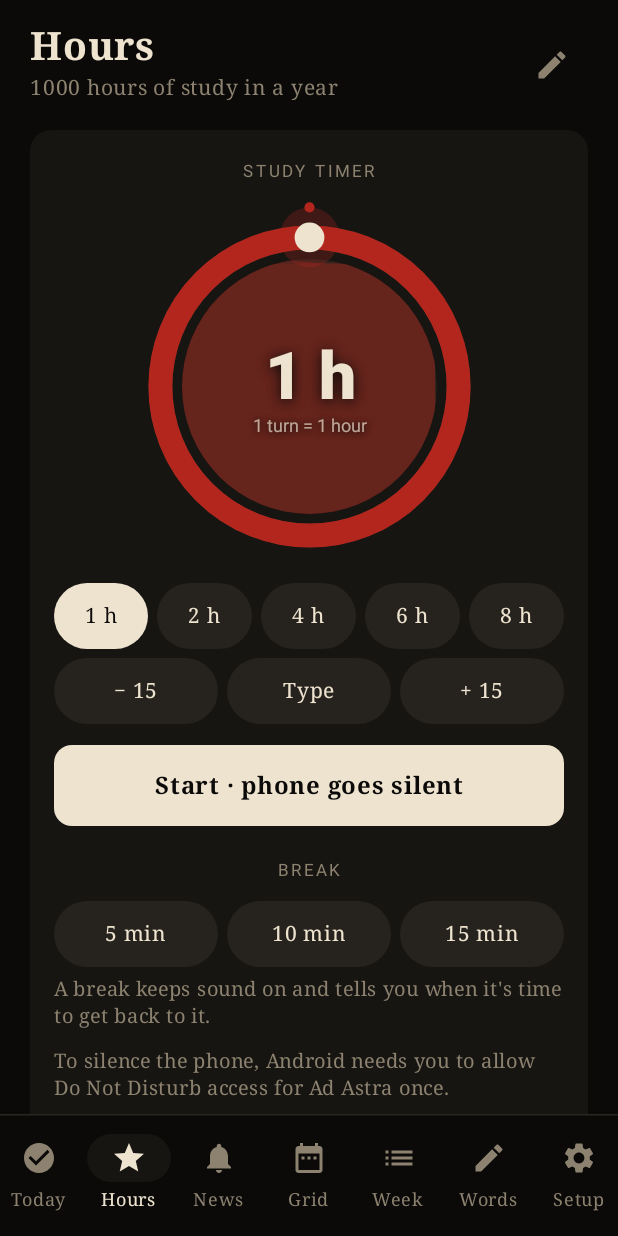
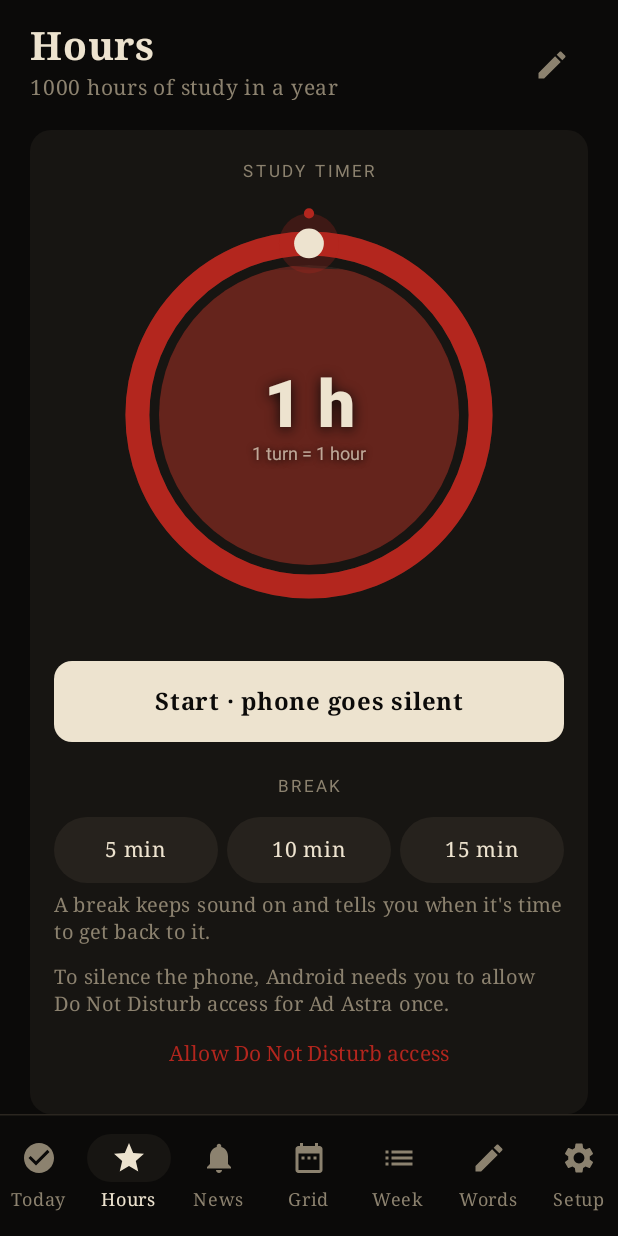
Before and after one commit to lost2003times/ad-astra, an Android app built with Jetpack Compose: the screen it shows after launch (MainActivity), item 2 of the bottom bar chosen, on a phone screen of 412 x 824 dp. Run offline under Robolectric (Android 15) with nearby library versions, the phone set to English and light mode, and no system bars.

Commit message:
Dial only: drop the preset and +/- buttons
The study timer and the Study/Shift hours sheet are set with the dial
alone (one turn = one hour, a dot per full hour), now drawn larger.
Break presets stay.

```diff
--- a/app/src/main/java/com/adastra/app/ui/FocusTimer.kt
+++ b/app/src/main/java/com/adastra/app/ui/FocusTimer.kt
@@ -167,17 +167,8 @@ private fun Running(kind: String, start: Long, end: Long, now: Long, ctx: Contex
 @Composable
 private fun Setup(ctx: Context, dnd: Boolean) {
     var minutes by remember { mutableIntStateOf(60) }
-    var typing by remember { mutableStateOf(false) }
     Label("Study timer")
-    TimeDial(minutes, { minutes = it.coerceAtLeast(5) }, Astra.Signal, Modifier.padding(vertical = 6.dp), caption = "1 turn = 1 hour")
-    Row(Modifier.fillMaxWidth(), horizontalArrangement = Arrangement.spacedBy(6.dp)) {
-        listOf(60, 120, 240, 360, 480).forEach { m -> Pill(fmtLength(m), minutes == m, Astra.Ink, Modifier.weight(1f)) { minutes = m } }
-    }
-    Row(Modifier.fillMaxWidth().padding(top = 6.dp), horizontalArrangement = Arrangement.spacedBy(6.dp)) {
-        Pill("− 15", false, Astra.Ink, Modifier.weight(1f)) { minutes = (minutes - 15).coerceAtLeast(5) }
-        Pill("Type", false, Astra.Ink, Modifier.weight(1f)) { typing = true }
-        Pill("+ 15", false, Astra.Ink, Modifier.weight(1f)) { minutes = (minutes + 15).coerceAtMost(24 * 60) }
-    }
+    TimeDial(minutes, { minutes = it.coerceAtLeast(5) }, Astra.Signal, Modifier.padding(vertical = 10.dp), size = 280.dp, caption = "1 turn = 1 hour")
     Spacer(Modifier.height(14.dp))
     Box(
         Modifier.fillMaxWidth().height(54.dp).clip(RoundedCornerShape(12.dp)).background(Astra.Text)
@@ -199,26 +190,6 @@ private fun Setup(ctx: Context, dnd: Boolean) {
         TextButton(onClick = { ctx.startActivity(Focus.dndSettingsIntent()) }) { Text("Allow Do Not Disturb access", color = Astra.Signal) }
     }
 
-    if (typing) {
-        var h by remember { mutableStateOf((minutes / 60).toString()) }
-        var m by remember { mutableStateOf((minutes % 60).toString()) }
-        val total = (h.toIntOrNull() ?: 0) * 60 + (m.toIntOrNull() ?: 0)
-        AlertDialog(
-            onDismissRequest = { typing = false },
-            title = { Text("How long?") },
-            text = {
-                Row(horizontalArrangement = Arrangement.spacedBy(10.dp)) {
-                    val num = KeyboardOptions(keyboardType = KeyboardType.Number)
-                    OutlinedTextField(h, { h = it.filter(Char::isDigit).take(2) }, Modifier.weight(1f), label = { Text("Hours") }, singleLine = true, colors = fieldColors(), keyboardOptions = num)
-                    OutlinedTextField(m, { m = it.filter(Char::isDigit).take(2) }, Modifier.weight(1f), label = { Text("Minutes") }, singleLine = true, colors = fieldColors(), keyboardOptions = num)
-                }
-            },
-            confirmButton = {
-                TextButton(enabled = total in 1..(24 * 60), onClick = { minutes = total; typing = false }) { Text("Set") }
-            },
-            dismissButton = { TextButton(onClick = { typing = false }) { Text("Cancel") } },
-        )
-    }
 }
 
 @Composable
```
Also changed, not shown: app/src/main/java/com/adastra/app/ui/TodayScreen.kt (+1 -23 lines).
